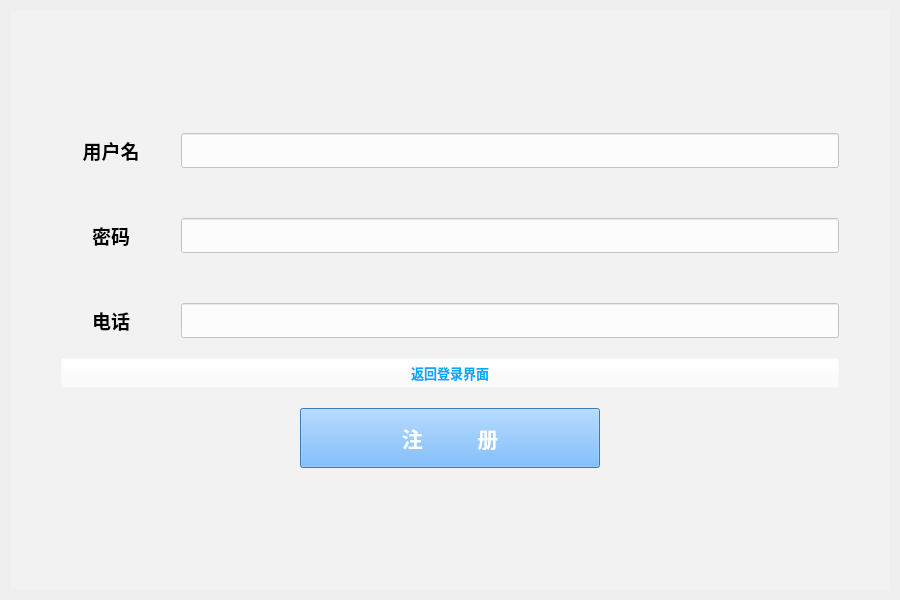
Above: client/frontend/loginWin.ui from sophiefy/WHU-MMS before the change. Below: the same form after it.
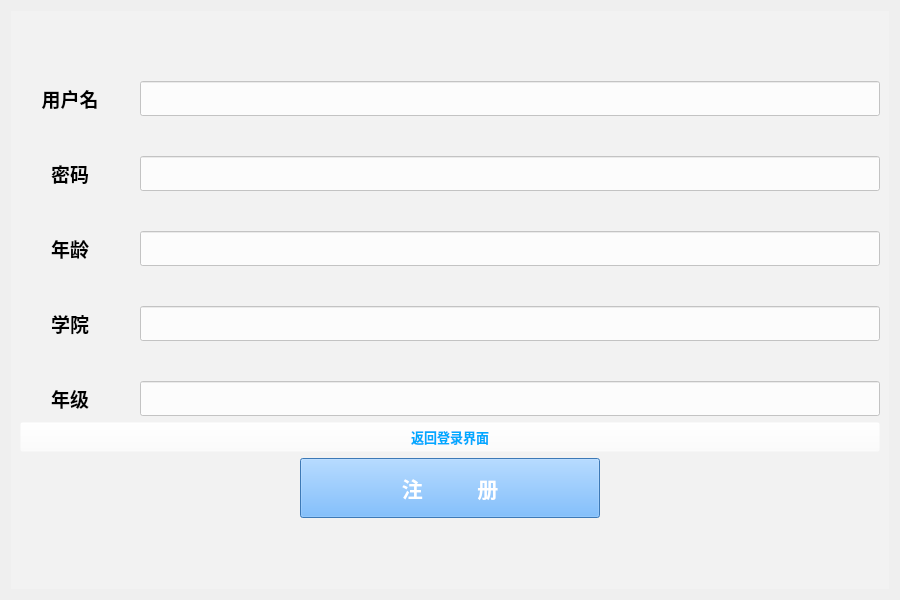
That is the form after the change. The open tabs and pages were chosen to show the change. Icons and pictures are not drawn.

Diff of the .ui file:
```diff
--- a/client/frontend/loginWin.ui
+++ b/client/frontend/loginWin.ui
@@ -363,17 +363,8 @@
       </layout>
      </widget>
      <widget class="QWidget" name="pageRegister">
-      <layout class="QVBoxLayout" name="verticalLayout_6">
-       <property name="spacing">
-        <number>20</number>
-       </property>
-       <property name="leftMargin">
-        <number>50</number>
-       </property>
-       <property name="rightMargin">
-        <number>50</number>
-       </property>
-       <item>
+      <layout class="QGridLayout" name="gridLayout_2">
+       <item row="0" column="0">
         <spacer name="verticalSpacer_4">
          <property name="orientation">
           <enum>Qt::Vertical</enum>
@@ -386,12 +377,10 @@
          </property>
         </spacer>
        </item>
-       <item>
-        <layout class="QGridLayout" name="gridLayout_2">
-         <item row="0" column="0" colspan="3">
+       <item row="1" column="0" colspan="3">
           <layout class="QVBoxLayout" name="verticalLayout_5">
            <property name="spacing">
-            <number>50</number>
+          <number>40</number>
            </property>
            <item>
             <layout class="QHBoxLayout" name="horizontalLayout">
@@ -499,6 +488,59 @@
              </item>
             </layout>
            </item>
+         <item>
+          <layout class="QHBoxLayout" name="horizontalLayout_5">
+           <property name="spacing">
+            <number>20</number>
+           </property>
+           <item>
+            <widget class="QLabel" name="label_8">
+             <property name="minimumSize">
+              <size>
+               <width>100</width>
+               <height>0</height>
+              </size>
+             </property>
+             <property name="maximumSize">
+              <size>
+               <width>100</width>
+               <height>16777215</height>
+              </size>
+             </property>
+             <property name="font">
+              <font>
+               <family>微软雅黑</family>
+               <pointsize>14</pointsize>
+               <weight>75</weight>
+               <bold>true</bold>
+              </font>
+             </property>
+             <property name="styleSheet">
+              <string notr="true">background-color: rgba(255, 255, 255, 0);</string>
+             </property>
+             <property name="text">
+              <string>年龄</string>
+             </property>
+             <property name="alignment">
+              <set>Qt::AlignCenter</set>
+             </property>
+            </widget>
+           </item>
+           <item>
+            <widget class="QLineEdit" name="regAgeEdit">
+             <property name="font">
+              <font>
+               <family>微软雅黑</family>
+               <pointsize>14</pointsize>
+              </font>
+             </property>
+             <property name="styleSheet">
+              <string notr="true">background-color: rgba(255, 255, 255, 200);</string>
+             </property>
+            </widget>
+           </item>
+          </layout>
+         </item>
            <item>
             <layout class="QHBoxLayout" name="horizontalLayout_3">
              <property name="spacing">
@@ -530,7 +572,7 @@
                 <string notr="true">background-color: rgba(255, 255, 255, 0);</string>
                </property>
                <property name="text">
-                <string>电话</string>
+              <string>学院</string>
                </property>
                <property name="alignment">
                 <set>Qt::AlignCenter</set>
@@ -552,9 +594,62 @@
              </item>
             </layout>
            </item>
+         <item>
+          <layout class="QHBoxLayout" name="horizontalLayout_4">
+           <property name="spacing">
+            <number>20</number>
+           </property>
+           <item>
+            <widget class="QLabel" name="label_9">
+             <property name="minimumSize">
+              <size>
+               <width>100</width>
+               <height>0</height>
+              </size>
+             </property>
+             <property name="maximumSize">
+              <size>
+               <width>100</width>
+               <height>16777215</height>
+              </size>
+             </property>
+             <property name="font">
+              <font>
+               <family>微软雅黑</family>
+               <pointsize>14</pointsize>
+               <weight>75</weight>
+               <bold>true</bold>
+              </font>
+             </property>
+             <property name="styleSheet">
+              <string notr="true">background-color: rgba(255, 255, 255, 0);</string>
+             </property>
+             <property name="text">
+              <string>年级</string>
+             </property>
+             <property name="alignment">
+              <set>Qt::AlignCenter</set>
+             </property>
+            </widget>
+           </item>
+           <item>
+            <widget class="QLineEdit" name="regGradeEdit">
+             <property name="font">
+              <font>
+               <family>微软雅黑</family>
+               <pointsize>14</pointsize>
+              </font>
+             </property>
+             <property name="styleSheet">
+              <string notr="true">background-color: rgba(255, 255, 255, 200);</string>
+             </property>
+            </widget>
+           </item>
           </layout>
          </item>
-         <item row="1" column="0" colspan="3">
+        </layout>
+       </item>
+       <item row="2" column="0" colspan="3">
           <widget class="QPushButton" name="toLoginBtn">
            <property name="minimumSize">
             <size>
@@ -585,20 +680,20 @@
            </property>
           </widget>
          </item>
-         <item row="2" column="0">
+       <item row="3" column="0">
           <spacer name="horizontalSpacer_6">
            <property name="orientation">
             <enum>Qt::Horizontal</enum>
            </property>
            <property name="sizeHint" stdset="0">
             <size>
-             <width>40</width>
+           <width>273</width>
              <height>20</height>
             </size>
            </property>
           </spacer>
          </item>
-         <item row="2" column="1">
+       <item row="3" column="1">
           <widget class="QPushButton" name="registerBtn">
            <property name="minimumSize">
             <size>
@@ -629,22 +724,20 @@
            </property>
           </widget>
          </item>
-         <item row="2" column="2">
+       <item row="3" column="2">
           <spacer name="horizontalSpacer_7">
            <property name="orientation">
             <enum>Qt::Horizontal</enum>
            </property>
            <property name="sizeHint" stdset="0">
             <size>
-             <width>40</width>
+           <width>273</width>
              <height>20</height>
             </size>
            </property>
           </spacer>
          </item>
-        </layout>
-       </item>
-       <item>
+       <item row="4" column="0">
         <spacer name="verticalSpacer_5">
          <property name="orientation">
           <enum>Qt::Vertical</enum>
```
Left out of the diff: 2 changed lines with no effect on the pictures. Lines whose indentation alone changed are shown as unchanged.
